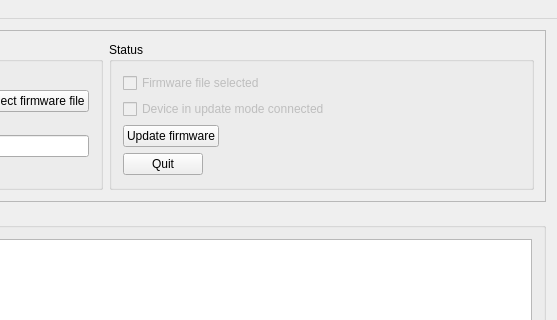
Qt form mainwindow.ui (Nitrokey/nitrokey-update-tool) before a commit; both pictures show x 341 to 898 and y 0 to 320 of the 898 by 478 pixel window.
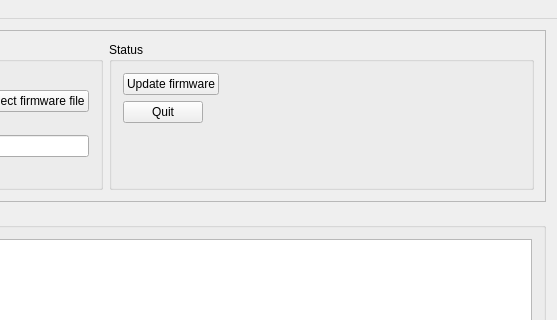
The same form after that commit.

Commit message: Remove checkboxes

Patch:
```diff
--- a/mainwindow.ui
+++ b/mainwindow.ui
@@ -43,39 +43,13 @@
          </property>
          <layout class="QFormLayout" name="formLayout">
           <item row="0" column="0">
-           <widget class="QCheckBox" name="cb_file_selected">
-            <property name="enabled">
-             <bool>false</bool>
-            </property>
-            <property name="text">
-             <string>Firmware file selected</string>
-            </property>
-            <property name="checkable">
-             <bool>true</bool>
-            </property>
-           </widget>
-          </item>
-          <item row="1" column="0" colspan="2">
-           <widget class="QCheckBox" name="cb_device_connected">
-            <property name="enabled">
-             <bool>false</bool>
-            </property>
-            <property name="text">
-             <string>Device in update mode connected</string>
-            </property>
-            <property name="checkable">
-             <bool>true</bool>
-            </property>
-           </widget>
-          </item>
-          <item row="2" column="0">
            <widget class="QPushButton" name="btn_update">
             <property name="text">
              <string>Update firmware</string>
             </property>
            </widget>
           </item>
-          <item row="3" column="0">
+          <item row="1" column="0">
            <widget class="QPushButton" name="btn_quit">
             <property name="text">
              <string>Quit</string>
```
The commit also changes 1 other file.
